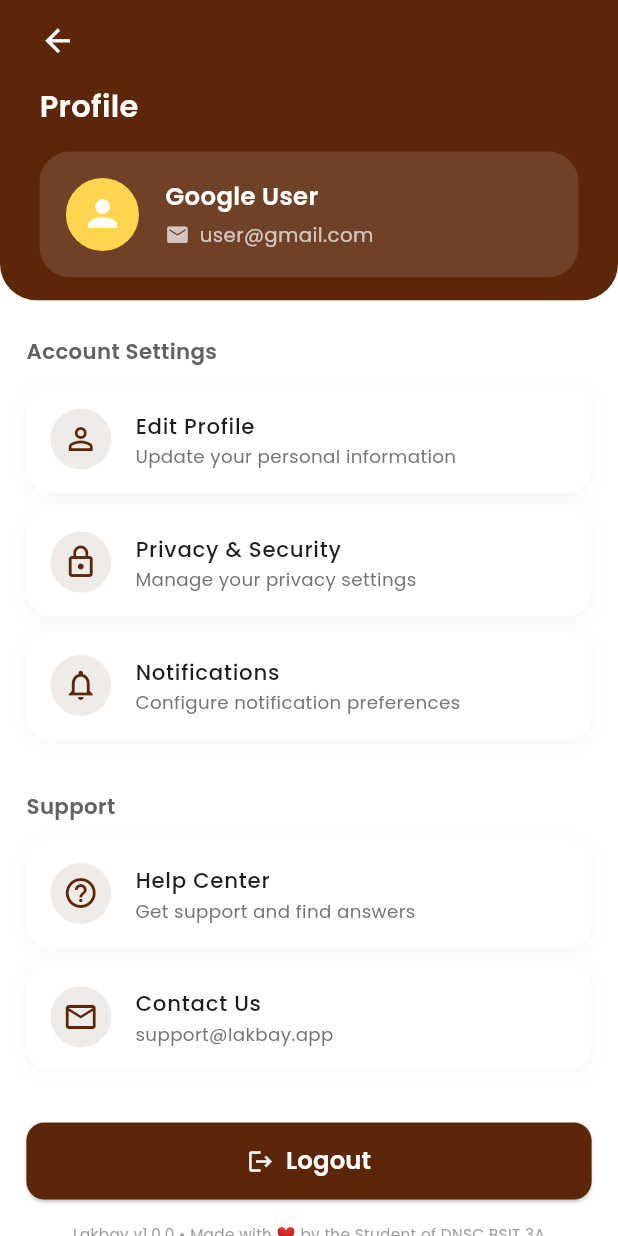
After one commit to Jerai27/Lakbay_App, a Flutter app: the screen it shows after launch, item 4 of the bottom bar chosen, on a phone screen of 412 x 824 dp. The commit adds this screen. Run offline on Flutter 3.47's test engine with Material 3 defaults, Android fonts, the phone set to English and light mode, and no system bars; our stand-ins replace flutter_screenutil, flutter_svg, get, google_fonts.

Commit message:
Profile_Screen UI
Functional: Logout Button
The rest: Later

```diff
--- a/lib/screens/home_screen.dart
+++ b/lib/screens/home_screen.dart
@@ -4,6 +4,7 @@ import 'package:google_fonts/google_fonts.dart';
 import '../core/app_colors.dart';
 import '../models/trip_model.dart';
 import '../widgets/create_trip_modal.dart';
+import 'profile_screen.dart';
 
 class HomeScreen extends StatefulWidget {
   final String? userName;
@@ -22,7 +23,7 @@ class _HomeScreenState extends State<HomeScreen> {
   void initState() {
     super.initState();
     displayName = widget.userName ?? 'Stefani';
-    trips = []; // Start with empty list
+    trips = [];
   }
 
   void _showCreateTripModal() {
@@ -147,25 +148,20 @@ class _HomeScreenState extends State<HomeScreen> {
         backgroundColor: Colors.white,
         elevation: 8,
         items: const [
-          BottomNavigationBarItem(
-            icon: Icon(Icons.home),
-            label: 'Home',
-          ),
-          BottomNavigationBarItem(
-            icon: Icon(Icons.explore),
-            label: 'Explore',
-          ),
-          BottomNavigationBarItem(
-            icon: Icon(Icons.card_travel),
-            label: 'Trips',
-          ),
-          BottomNavigationBarItem(
-            icon: Icon(Icons.person),
-            label: 'Profile',
-          ),
+          BottomNavigationBarItem(icon: Icon(Icons.home), label: 'Home'),
+          BottomNavigationBarItem(icon: Icon(Icons.explore), label: 'Explore'),
+          BottomNavigationBarItem(icon: Icon(Icons.card_travel), label: 'Trips'),
+          BottomNavigationBarItem(icon: Icon(Icons.person), label: 'Profile'),
         ],
         currentIndex: 0,
-        onTap: (index) {},
+        onTap: (index) {
+          if (index == 3) {
+            Navigator.push(
+              context,
+              MaterialPageRoute(builder: (context) => const ProfileScreen()),
+            );
+          }
+        },
       ),
     );
   }
--- /dev/null
+++ b/lib/screens/profile_screen.dart
@@ -0,0 +1,238 @@
+import 'package:flutter/material.dart';
+import 'package:flutter_screenutil/flutter_screenutil.dart';
+import 'package:google_fonts/google_fonts.dart';
+import '../core/app_colors.dart';
+import 'login_screen.dart';
+
+class ProfileScreen extends StatelessWidget {
+  const ProfileScreen({super.key});
+
+  @override
+  Widget build(BuildContext context) {
+    return Scaffold(
+      backgroundColor: Colors.white,
+      body: SafeArea(
+        child: Column(
+          children: [
+            // Top header
+            Container(
+              width: double.infinity,
+              padding: EdgeInsets.symmetric(horizontal: 24.w, vertical: 15.h),
+              decoration: BoxDecoration(
+                color: AppColors.brownPrimary,
+                borderRadius: BorderRadius.only(
+                  bottomLeft: Radius.circular(24.r),
+                  bottomRight: Radius.circular(24.r),
+                ),
+              ),
+              child: Column(
+                crossAxisAlignment: CrossAxisAlignment.start,
+                children: [
+                  GestureDetector(
+                    onTap: () => Navigator.pop(context),
+                    child: Icon(Icons.arrow_back,
+                        color: Colors.white, size: 24.sp),
+                  ),
+                  SizedBox(height: 16.h),
+                  Text(
+                    'Profile',
+                    style: GoogleFonts.poppins(
+                      fontSize: 20.sp,
+                      fontWeight: FontWeight.w600,
+                      color: Colors.white,
+                    ),
+                  ),
+                  SizedBox(height: 16.h),
+                  Container(
+                    padding: EdgeInsets.all(16.w),
+                    decoration: BoxDecoration(
+                      color: Colors.white.withOpacity(0.12),
+                      borderRadius: BorderRadius.circular(20.r),
+                    ),
+                    child: Row(
+                      children: [
+                        CircleAvatar(
+                          radius: 24.r,
+                          backgroundColor: Colors.amber.shade300,
+                          child: Icon(Icons.person,
+                              size: 28.sp, color: Colors.white),
+                        ),
+                        SizedBox(width: 16.w),
+                        Column(
+                          crossAxisAlignment: CrossAxisAlignment.start,
+                          children: [
+                            Text(
+                              'Google User',
+                              style: GoogleFonts.poppins(
+                                fontSize: 16.sp,
+                                fontWeight: FontWeight.w600,
+                                color: Colors.white,
+                              ),
+                            ),
+                            SizedBox(height: 4.h),
+                            Row(
+                              children: [
+                                Icon(Icons.mail,
+                                    size: 16.sp, color: Colors.white70),
+                                SizedBox(width: 6.w),
+                                Text(
+                                  'user@gmail.com',
+                                  style: GoogleFonts.poppins(
+                                    fontSize: 13.sp,
+                                    color: Colors.white70,
+                                  ),
+                                ),
+                              ],
+                            ),
+                          ],
+                        ),
+                      ],
+                    ),
+                  ),
+                ],
+              ),
+            ),
+
+            // Content
+            Expanded(
+              child: ListView(
+                padding: EdgeInsets.symmetric(horizontal: 16.w, vertical: 24.h),
+                children: [
+                  Text(
+                    'Account Settings',
+                    style: GoogleFonts.poppins(
+                      fontSize: 14.sp,
+                      fontWeight: FontWeight.w600,
+                      color: Colors.grey.shade700,
+                    ),
+                  ),
+                  SizedBox(height: 12.h),
+                  _buildSettingCard(
+                    icon: Icons.person_outline,
+                    title: 'Edit Profile',
+                    subtitle: 'Update your personal information',
+                  ),
+                  _buildSettingCard(
+                    icon: Icons.lock_outline,
+                    title: 'Privacy & Security',
+                    subtitle: 'Manage your privacy settings',
+                  ),
+                  _buildSettingCard(
+                    icon: Icons.notifications_none,
+                    title: 'Notifications',
+                    subtitle: 'Configure notification preferences',
+                  ),
+                  SizedBox(height: 24.h),
+                  Text(
+                    'Support',
+                    style: GoogleFonts.poppins(
+                      fontSize: 14.sp,
+                      fontWeight: FontWeight.w600,
+                      color: Colors.grey.shade700,
+                    ),
+                  ),
+                  SizedBox(height: 12.h),
+                  _buildSettingCard(
+                    icon: Icons.help_outline,
+                    title: 'Help Center',
+                    subtitle: 'Get support and find answers',
+                  ),
+                  _buildSettingCard(
+                    icon: Icons.email_outlined,
+                    title: 'Contact Us',
+                    subtitle: 'support@lakbay.app',
+                  ),
+                  SizedBox(height: 24.h),
+                  SizedBox(
+                    width: double.infinity,
+                    child: ElevatedButton.icon(
+                      onPressed: () {
+                        Navigator.pushAndRemoveUntil(
+                          context,
+                          MaterialPageRoute(builder: (context) => const LoginScreen()),
+                          (route) => false,
+                        );
+                      },
+                      icon: const Icon(Icons.logout, color: Colors.white),
+                      label: Text(
+                        'Logout',
+                        style: GoogleFonts.poppins(
+                          fontSize: 16.sp,
+                          fontWeight: FontWeight.w600,
+                          color: Colors.white,
+                        ),
+                      ),
+                      style: ElevatedButton.styleFrom(
+                        backgroundColor: AppColors.brownPrimary,
+                        padding: EdgeInsets.symmetric(vertical: 14.h),
+                        shape: RoundedRectangleBorder(
+                          borderRadius: BorderRadius.circular(12.r),
+                        ),
+                      ),
+                    ),
+                  ),
+                  SizedBox(height: 16.h),
+                  Center(
+                    child: Text(
+                      'Lakbay v1.0.0 • Made with ❤ by the Student of DNSC BSIT 3A',
+                      textAlign: TextAlign.center,
+                      style: GoogleFonts.poppins(
+                        fontSize: 10.sp,
+                        color: Colors.grey.shade500,
+                      ),
+                    ),
+                  ),
+                ],
+              ),
+            ),
+          ],
+        ),
+      ),
+    );
+  }
+
+  Widget _buildSettingCard({
+    required IconData icon,
+    required String title,
+    required String subtitle,
+  }) {
+    return Container(
+      margin: EdgeInsets.only(bottom: 10.h),
+      decoration: BoxDecoration(
+        color: Colors.white,
+        borderRadius: BorderRadius.circular(16.r),
+        boxShadow: [
+          BoxShadow(
+            color: Colors.black.withOpacity(0.04),
+            blurRadius: 8,
+            offset: const Offset(0, 2),
+          ),
+        ],
+      ),
+      child: ListTile(
+        leading: CircleAvatar(
+          radius: 20.r,
+          backgroundColor: Colors.brown.shade50,
+          child: Icon(icon, color: AppColors.brownPrimary),
+        ),
+        title: Text(
+          title,
+          style: GoogleFonts.poppins(
+            fontSize: 14.sp,
+            fontWeight: FontWeight.w500,
+          ),
+        ),
+        subtitle: Text(
+          subtitle,
+          style: GoogleFonts.poppins(
+            fontSize: 12.sp,
+            color: Colors.grey.shade600,
+          ),
+        ),
+        onTap: () {
+          // TODO: navigate to specific setting page
+        },
+      ),
+    );
+  }
+}
```
Also changed, not shown: 1 other file.
